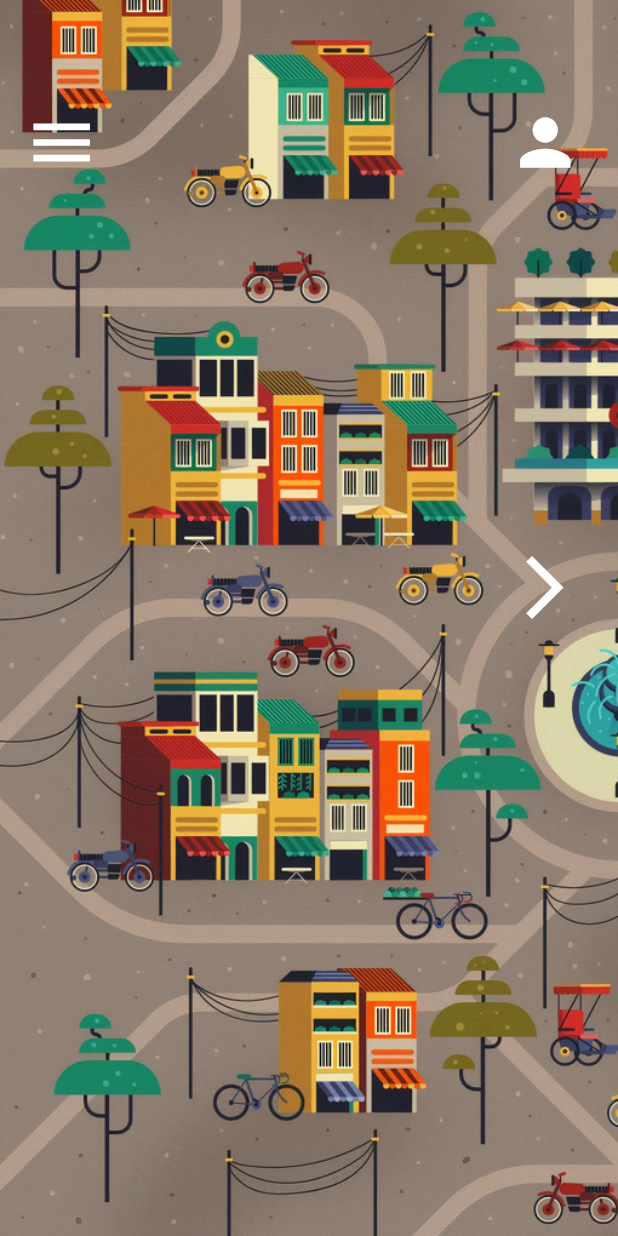
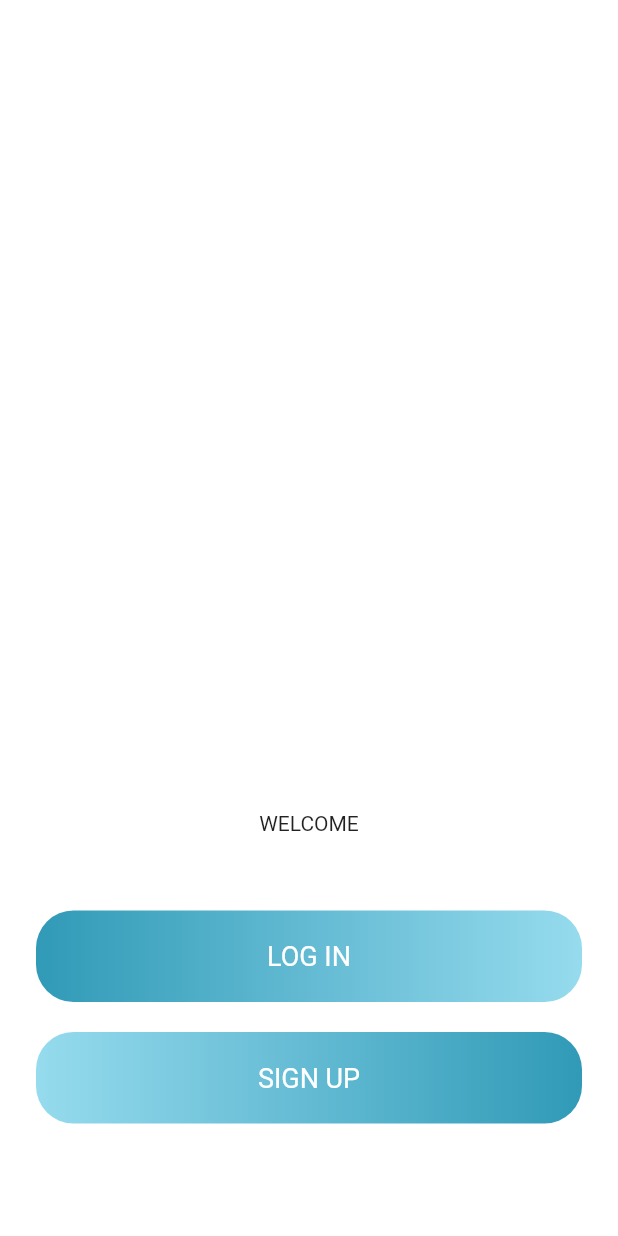
Before and after one commit to FEUP-ESOF-2020-21/open-cx-t5g4-techgals, a Flutter app: the screen it shows after launch, on a phone screen of 412 x 824 dp. Run offline on Flutter 3.47's test engine with Material 2 defaults, Android fonts, the phone set to English and light mode, and no system bars; our stand-ins replace firebase_auth, firebase_core; accounts and stored records are empty.

Commit message:
initial pages + firebase
added and connected log in, sign up and welcome page
connected firebase auth to the proj - working already for the sign up page, stills needs reviewing for log in
converted to stateful widgets and added appBar

```diff
--- /dev/null
+++ b/proj_src/lib/BackEnd/UserClass.dart
@@ -0,0 +1,5 @@
+class UserClass{
+
+  String userID;
+  UserClass({this.userID});
+}
--- /dev/null
+++ b/proj_src/lib/Screens/Initials/welcome.dart
@@ -0,0 +1,73 @@
+import 'package:flutter/cupertino.dart';
+import 'package:flutter/material.dart';
+import 'package:proj_src/constants.dart';
+import 'initial_aux.dart';
+
+class Welcome extends StatelessWidget {
+  @override
+  Widget build(BuildContext context) {
+    return Scaffold(
+      body: Container(
+        alignment: Alignment.bottomCenter,
+        padding: EdgeInsets.symmetric(horizontal: 24),
+        child: Column(
+          mainAxisSize: MainAxisSize.min,
+          children: [
+            Text("WELCOME"),
+            SizedBox(height: 50,),
+            GestureDetector(
+              onTap: (){
+                Navigator.pushReplacement(context, MaterialPageRoute(builder: (context) { return Authenticate(true); },));
+              },
+              child: Container(
+                alignment: Alignment.center,
+                width: MediaQuery.of(context).size.width,
+                padding: EdgeInsets.symmetric(vertical: 20),
+                decoration: BoxDecoration(
+                  gradient: LinearGradient(
+                      colors: [
+                        kPrimaryColor,
+                        kPrimaryLightColor,
+                      ]
+                  ),
+                  borderRadius: BorderRadius.circular(25),
+                ),
+                child: Text("LOG IN", style: TextStyle(
+                  color: Colors.white,
+                  fontSize: 18,
+                ),
+                ),
+              ),
+            ),
+            SizedBox(height: 20,),
+            GestureDetector(
+              onTap: (){
+                Navigator.pushReplacement(context, MaterialPageRoute(builder: (context) { return Authenticate(false); },));
+              },
+              child: Container(
+                alignment: Alignment.center,
+                width: MediaQuery.of(context).size.width,
+                padding: EdgeInsets.symmetric(vertical: 20),
+                decoration: BoxDecoration(
+                  gradient: LinearGradient(
+                      colors: [
+                        kPrimaryLightColor,
+                        kPrimaryColor,
+                      ]
+                  ),
+                  borderRadius: BorderRadius.circular(25),
+                ),
+                child: Text("SIGN UP", style: TextStyle(
+                  color: Colors.white,
+                  fontSize: 18,
+                ),
+                ),
+              ),
+            ),
+            SizedBox(height: 75,)
+          ],
+        ),
+      ),
+    );
+  }
+}
--- a/proj_src/lib/Screens/Nav/Components/left_arrow_button.dart
+++ b/proj_src/lib/Screens/Nav/Components/left_arrow_button.dart
@@ -1,5 +1,5 @@
 import 'package:flutter/material.dart';
-import 'package:proj_src/Screens/Nav/Map1/screen_map1.dart';
+import '../map1.dart';
 
 class Left_Arrow_Button extends StatelessWidget {
   const Left_Arrow_Button({
@@ -15,7 +15,7 @@ class Left_Arrow_Button extends StatelessWidget {
       width: size.width*0.2,
 
       child: IconButton(
-        onPressed: () {Navigator.push(context, MaterialPageRoute(builder: (context){return Screen_Map1();},),);},
+        onPressed: () {Navigator.pushReplacement(context, MaterialPageRoute(builder: (context){return Map1();},),);},
         icon: Icon(
           Icons.arrow_back_ios,
           size: 50,
--- a/proj_src/lib/Screens/Nav/Components/right_arrow_button.dart
+++ b/proj_src/lib/Screens/Nav/Components/right_arrow_button.dart
@@ -1,5 +1,5 @@
 import 'package:flutter/material.dart';
-import 'package:proj_src/Screens/Nav/Map2/screen_map2.dart';
+import '../map2.dart';
 
 class Right_Arrow_Button extends StatelessWidget {
   const Right_Arrow_Button({
@@ -14,7 +14,7 @@ class Right_Arrow_Button extends StatelessWidget {
       height: size.height*0.95,
       padding: EdgeInsets.only(left: 330),
       child: IconButton(
-        onPressed: () {Navigator.push(context, MaterialPageRoute(builder: (context){return Screen_Map2();},),);},
+        onPressed: () {Navigator.push(context, MaterialPageRoute(builder: (context){return Map2();},),);},
         icon: Icon(
           Icons.arrow_forward_ios,
           size: 50,
--- a/proj_src/lib/Screens/Nav/Map1/screen_map1.dart
+++ /dev/null
@@ -1,14 +0,0 @@
-import 'package:flutter/material.dart';
-import 'package:proj_src/Screens/Nav/Map1/body_map1.dart';
-import 'package:proj_src/Screens/Nav/Components/appBar.dart';
-
-class Screen_Map1 extends StatelessWidget {
-  @override
-  Widget build(BuildContext context) {
-    Size size = MediaQuery.of(context).size;
-    return Scaffold(
-      //appBar: buildAppBar_Map(),
-      body: Body(),
-    );
-  }
-}
--- a/proj_src/lib/Screens/Nav/Map2/body_map2.dart
+++ /dev/null
@@ -1,32 +0,0 @@
-import 'package:flutter/material.dart';
-import 'package:proj_src/Screens/Nav/Components/menu_button.dart';
-import 'package:proj_src/Screens/Nav/Components/profile_button.dart';
-import 'package:proj_src/Screens/Nav/Components/left_arrow_button.dart';
-
-class Body extends StatelessWidget {
-  const Body({
-    Key key,
-  }) : super(key: key);
-
-  @override
-  Widget build(BuildContext context) {
-    Size size = MediaQuery.of(context).size;
-    return Container(
-      height: double.infinity,
-      width: double.infinity,
-      decoration: BoxDecoration(
-        image: DecorationImage(
-          image: AssetImage("assets/images/map2.jpg"),
-          fit: BoxFit.cover,
-        ),
-      ),
-      child: Stack(
-        children: <Widget>[
-          Left_Arrow_Button(),
-          Menu_Button(),
-          Profile_Button(),
-        ],
-      ),
-    );
-  }
-}
--- a/proj_src/lib/Screens/Nav/Map1/body_map1.dart
+++ b/proj_src/lib/Screens/Nav/map1.dart
@@ -1,18 +1,19 @@
 import 'package:flutter/material.dart';
-import 'package:proj_src/Screens/Nav/Components/menu_button.dart';
-import 'package:proj_src/Screens/Nav/Components/profile_button.dart';
+import 'package:proj_src/Screens/Nav/Components/appBar.dart';
 import 'package:proj_src/Screens/Nav/Components/right_arrow_button.dart';
 
-class Body extends StatelessWidget {
-  const Body({
-    Key key,
-  }) : super(key: key);
+class Map1 extends StatefulWidget {
+  @override
+  _Map1State createState() => _Map1State();
+}
 
+class _Map1State extends State<Map1> {
   @override
   Widget build(BuildContext context) {
     Size size = MediaQuery.of(context).size;
-    return Container(
-      height: double.infinity,
+    return Scaffold(
+      appBar: buildAppBar_Map(context),
+      body: Container(
       width: double.infinity,
       decoration: BoxDecoration(
         image: DecorationImage(
@@ -23,10 +24,11 @@ class Body extends StatelessWidget {
       child: Stack(
         children: <Widget>[
           Right_Arrow_Button(),
-          Menu_Button(),
-          Profile_Button(),
+          //Menu_Button(),
+          //Profile_Button(),
         ],
       ),
+    ),
     );
   }
 }
--- a/proj_src/lib/main.dart
+++ b/proj_src/lib/main.dart
@@ -1,9 +1,12 @@
+import 'package:flutter/cupertino.dart';
 import 'package:flutter/material.dart';
-import 'package:proj_src/Screens/Nav/Map1/screen_map1.dart';
-import 'package:proj_src/Screens/Nav/Map2/screen_map2.dart';
 import 'package:proj_src/constants.dart';
+import 'package:firebase_core/firebase_core.dart';
+import 'Screens/Initials/welcome.dart';
 
-void main() {
+void main() async {
+  WidgetsFlutterBinding.ensureInitialized();
+  await Firebase.initializeApp();
   runApp(MyApp());
 }
 
@@ -18,7 +21,7 @@ class MyApp extends StatelessWidget {
         primaryColor: kPrimaryColor,
         scaffoldBackgroundColor: Colors.white,
       ),
-      home: Screen_Map1(),
+      home: Welcome(),
     );
   }
 }
--- a/proj_src/pubspec.yaml
+++ b/proj_src/pubspec.yaml
@@ -28,6 +28,9 @@ dependencies:
   # Use with the CupertinoIcons class for iOS style icons.
   cupertino_icons: ^1.0.0
   flutter_svg: ^0.18.0
+  firebase_core: ^0.5.2
+  firebase_auth: ^0.18.3
+  cloud_firestore: ^0.14.3
 
 dev_dependencies:
   flutter_test:
```
Also changed, not shown: proj_src/lib/BackEnd/auth.dart (added, +49 -0 lines), proj_src/lib/Screens/Initials/initial_aux.dart (added, +44 -0 lines), proj_src/lib/Screens/Initials/log_in.dart (added, +144 -0 lines), proj_src/lib/Screens/Initials/sign_up.dart (added, +141 -0 lines), proj_src/lib/Screens/Nav/Components/appBar.dart (+14 -7 lines), proj_src/lib/Screens/Nav/Map2/screen_map2.dart (deleted, +0 -14 lines), proj_src/lib/Screens/Nav/map2.dart (added, +34 -0 lines), proj_src/pubspec.lock, 3 other files.
